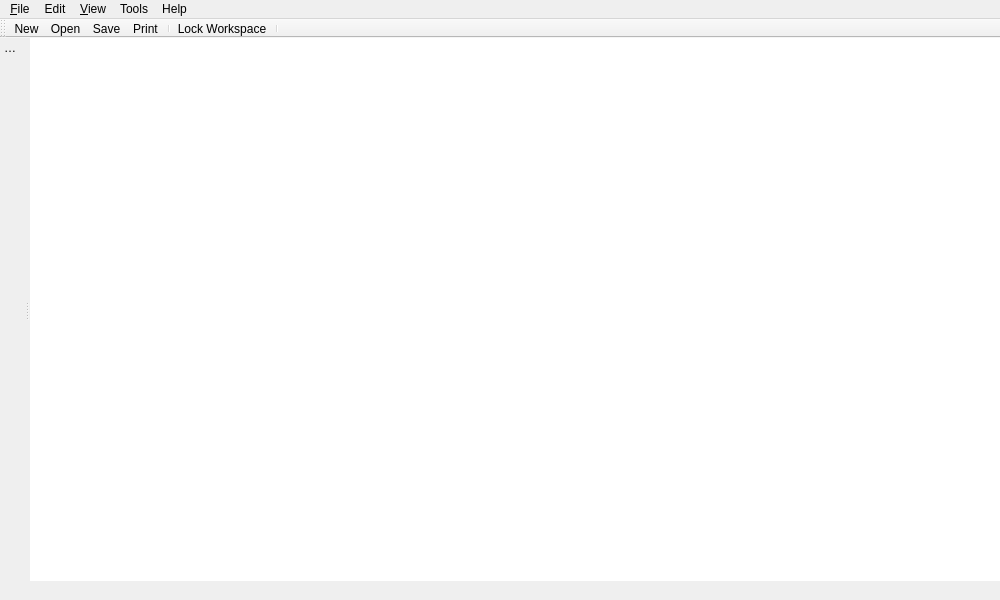
petroules/silverlock, file src/desktop/mainwindow.ui: the form before one commit.
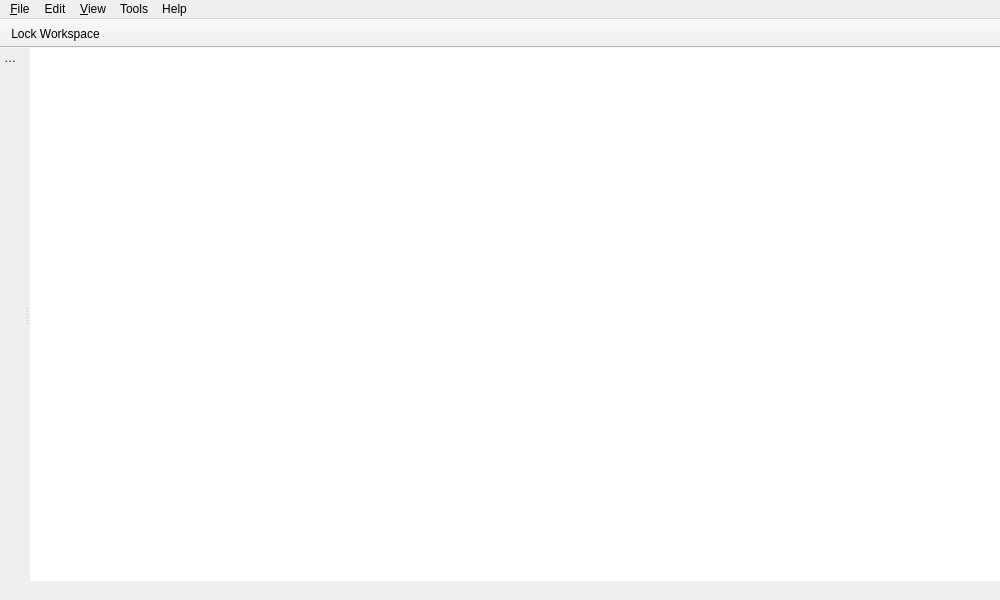
The form after the commit. The open tabs and pages were chosen to show the change. Icons and pictures are not drawn. Custom widgets are drawn as their Qt base class.

What changed in the file:
```diff
--- a/src/desktop/mainwindow.ui
+++ b/src/desktop/mainwindow.ui
@@ -313,9 +313,8 @@
    <property name="windowTitle">
     <string>Standard</string>
    </property>
-   <property name="styleSheet">
-    <string notr="true">padding-bottom: 0;
-margin-bottom: 0;</string>
+   <property name="movable">
+    <bool>false</bool>
    </property>
    <property name="iconSize">
     <size>
@@ -332,13 +331,7 @@
    <attribute name="toolBarBreak">
     <bool>false</bool>
    </attribute>
-   <addaction name="actionNew"/>
-   <addaction name="actionOpen"/>
-   <addaction name="actionSave"/>
-   <addaction name="actionPrint"/>
-   <addaction name="separator"/>
    <addaction name="actionLockWorkspace"/>
-   <addaction name="separator"/>
   </widget>
   <widget class="QStatusBar" name="statusBar">
    <property name="sizeGripEnabled">
```
Left out of the diff: 41 changed lines with no effect on the pictures. Lines whose indentation alone changed are shown as unchanged.
